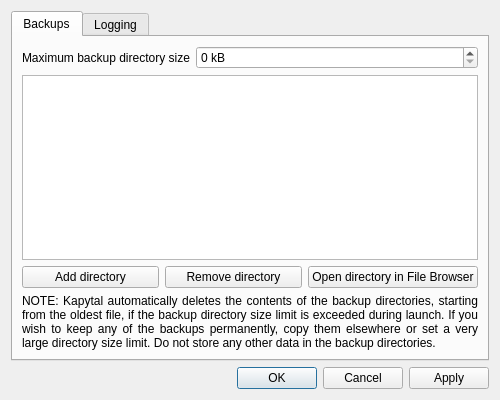
First picture: the form in src/views/ui_files/forms/settings_form.ui, repository JakubFranek/Kapytal, before the edit.
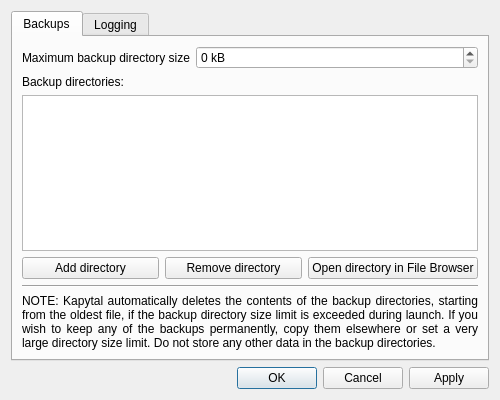
Second picture: the form after the edit.

Commit message: Add horizontal lines to SettingsForm

```diff
--- a/src/views/ui_files/forms/settings_form.ui
+++ b/src/views/ui_files/forms/settings_form.ui
@@ -63,6 +63,13 @@
          </item>
         </layout>
        </item>
+       <item>
+        <widget class="QLabel" name="backupDirectoriesLabel">
+         <property name="text">
+          <string>Backup directories:</string>
+         </property>
+        </widget>
+       </item>
        <item>
         <widget class="QListView" name="backupsListView"/>
        </item>
@@ -91,6 +98,13 @@
          </item>
         </layout>
        </item>
+       <item>
+        <widget class="Line" name="backupsLine">
+         <property name="orientation">
+          <enum>Qt::Horizontal</enum>
+         </property>
+        </widget>
+       </item>
        <item>
         <widget class="QLabel" name="backupsDisclaimerLabel">
          <property name="text">
```
Left out of the diff: 7 changed lines with no effect on the pictures. The commit also changes 2 other files.
